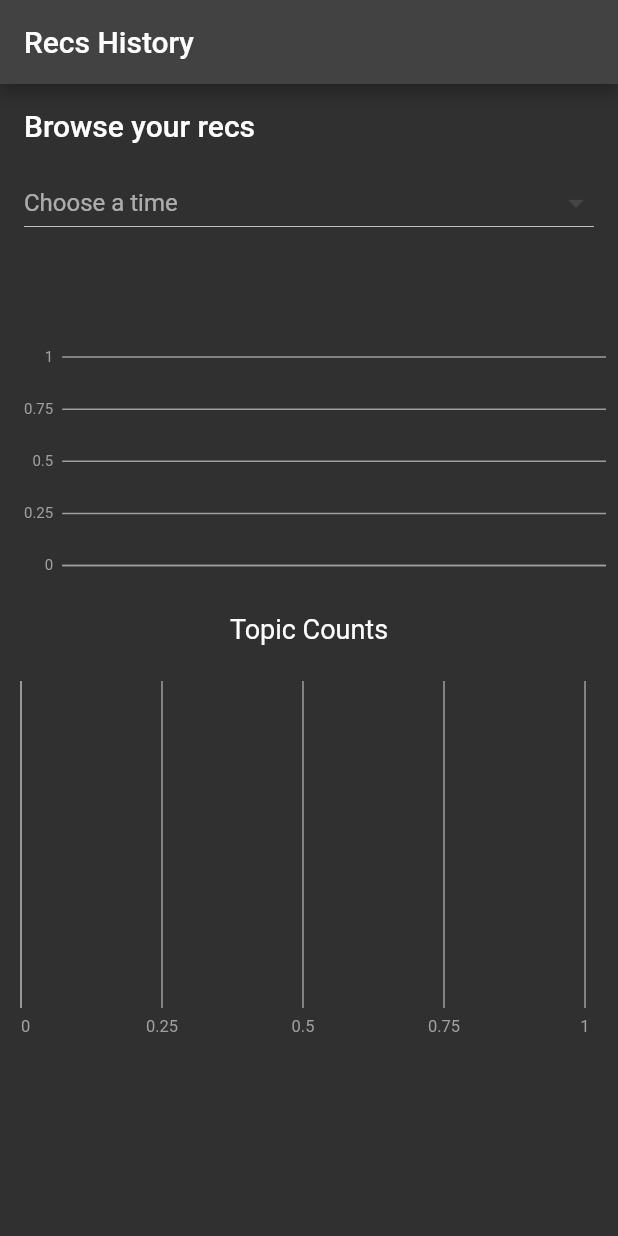
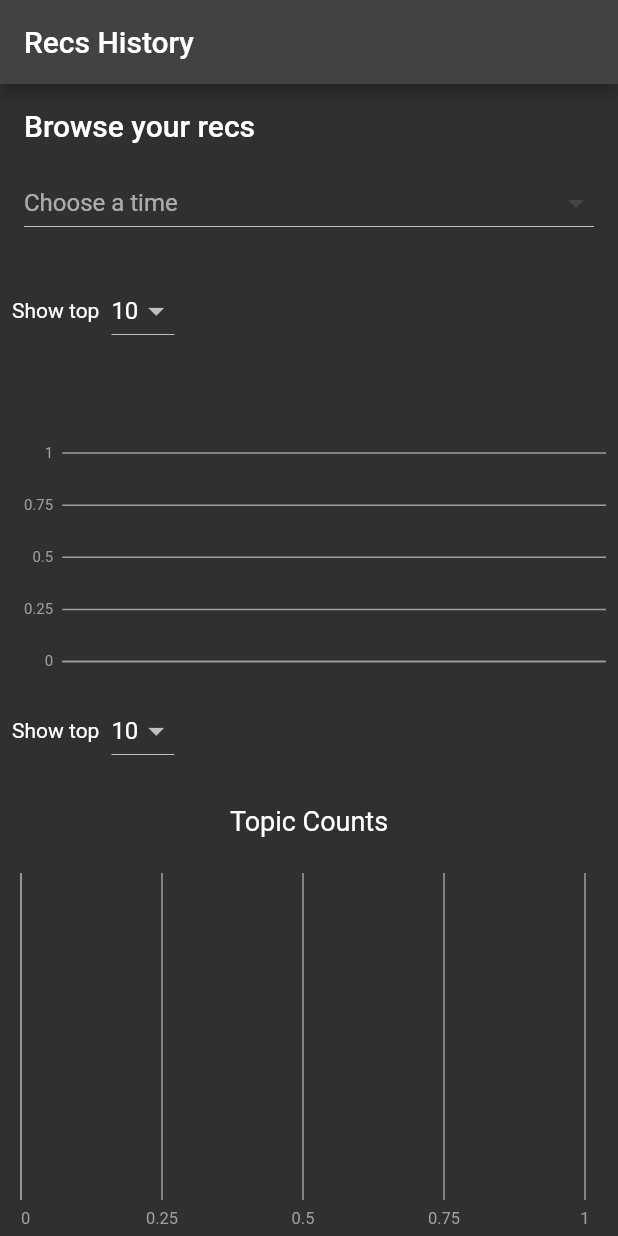
Before and after one commit to benrochford/YouBuddies, a Flutter app: the TrendsView screen opened directly, on a phone screen of 412 x 824 dp. Run offline on Flutter 3.47's test engine with Material 2 defaults, Android fonts, the light colour scheme and no system bars; our stand-ins replace charts_flutter, cloud_firestore, firebase_auth, firebase_core; accounts and stored records are empty; statements that could not run were skipped.

Commit message:
added selectors for number of items to show in each graph

```diff
--- a/youbuddy/lib/trends_view.dart
+++ b/youbuddy/lib/trends_view.dart
@@ -107,14 +107,17 @@ class _TrendsViewState extends State<TrendsView> {
   }
 
   List<charts.Series<_ChannelRecFrequencyData, String>>
-      _createChannelRecFrequencySeries() {
-    final data = _channelRecFrequency.entries
+      _createChannelRecFrequencySeries(int itemCount) {
+    var data = _channelRecFrequency.entries
         .where((entry) => entry.key != 'Unknown') // Ignore 'Unknown' channel
         .map<_ChannelRecFrequencyData>((entry) {
       return _ChannelRecFrequencyData(entry.key, entry.value);
     }).toList();
 
     data.sort((a, b) => b.frequency.compareTo(a.frequency));
+
+    // Limit the number of data items
+    data = data.take(itemCount).toList();
 
     return [
       charts.Series<_ChannelRecFrequencyData, String>(
@@ -129,12 +132,25 @@ class _TrendsViewState extends State<TrendsView> {
     ];
   }
 
-  List<charts.Series<_TopicData, String>> _createTopicSeries() {
-    final data = _cumulativeTopicData.entries.map<_TopicData>((entry) {
+  final List<String> ignoreTopics = [
+    'Live',
+    'Gaming',
+    'Mixes',
+    'Podcasts',
+    'Music'
+  ];
+
+  List<charts.Series<_TopicData, String>> _createTopicSeries(int itemCount) {
+    var data = _cumulativeTopicData.entries
+        .where((entry) => !ignoreTopics.contains(entry.key))
+        .map<_TopicData>((entry) {
       return _TopicData(entry.key, entry.value);
     }).toList();
 
     data.sort((a, b) => b.count.compareTo(a.count));
+
+    // Limit the number of data items
+    data = data.take(itemCount).toList();
 
     return [
       charts.Series<_TopicData, String>(
@@ -186,6 +202,8 @@ class _TrendsViewState extends State<TrendsView> {
   }
 
   DateTime? selectedTimestamp;
+  int _channelRecsItemCount = 10;
+  int _topicsItemCount = 10;
 
   @override
   Widget build(BuildContext context) {
@@ -203,7 +221,7 @@ class _TrendsViewState extends State<TrendsView> {
           } else {
             final data = snapshot.data!;
             final channelRecFrequencySeries =
-                _createChannelRecFrequencySeries();
+                _createChannelRecFrequencySeries(_channelRecsItemCount);
 
             // Create a list of timestamps
             final timestamps = data
@@ -264,6 +282,33 @@ class _TrendsViewState extends State<TrendsView> {
                   ),
 
                   // Time Series Analysis Section
+
+                  Padding(
+                    padding: const EdgeInsets.all(8.0),
+                    child: Row(
+                      mainAxisAlignment: MainAxisAlignment.start,
+                      children: <Widget>[
+                        Text('Show top'),
+                        SizedBox(width: 8), // Add some spacing
+                        DropdownButton<int>(
+                          value: _channelRecsItemCount,
+                          onChanged: (int? newValue) {
+                            setState(() {
+                              _channelRecsItemCount = newValue!;
+                            });
+                          },
+                          items: [10, 25, 50]
+                              .map<DropdownMenuItem<int>>((int value) {
+                            return DropdownMenuItem<int>(
+                              value: value,
+                              child: Text(value.toString()),
+                            );
+                          }).toList(),
+                        ),
+                      ],
+                    ),
+                  ),
+
                   Padding(
                     padding: const EdgeInsets.all(8.0),
                     child: SingleChildScrollView(
@@ -310,12 +355,39 @@ class _TrendsViewState extends State<TrendsView> {
                   ),
 
                   // Topics Analysis Section
+
+                  Padding(
+                    padding: const EdgeInsets.all(8.0),
+                    child: Row(
+                      mainAxisAlignment: MainAxisAlignment.start,
+                      children: <Widget>[
+                        Text('Show top'),
+                        SizedBox(width: 8), // Add some spacing
+                        DropdownButton<int>(
+                          value: _topicsItemCount,
+                          onChanged: (int? newValue) {
+                            setState(() {
+                              _topicsItemCount = newValue!;
+                            });
+                          },
+                          items: [10, 25, 50]
+                              .map<DropdownMenuItem<int>>((int value) {
+                            return DropdownMenuItem<int>(
+                              value: value,
+                              child: Text(value.toString()),
+                            );
+                          }).toList(),
+                        ),
+                      ],
+                    ),
+                  ),
+
                   Padding(
                     padding: const EdgeInsets.all(8.0),
                     child: Container(
                       height: 300.0,
                       child: charts.BarChart(
-                        _createTopicSeries(),
+                        _createTopicSeries(_topicsItemCount),
                         animate: true,
                         vertical:
                             false, // Set to false for horizontal bar chart
```
